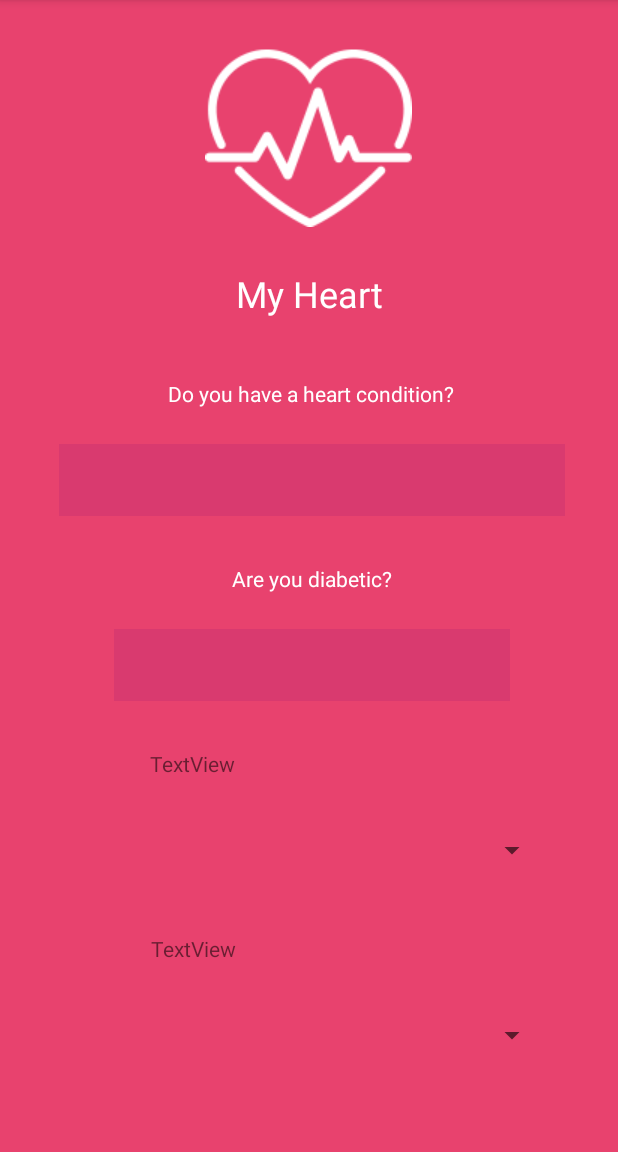
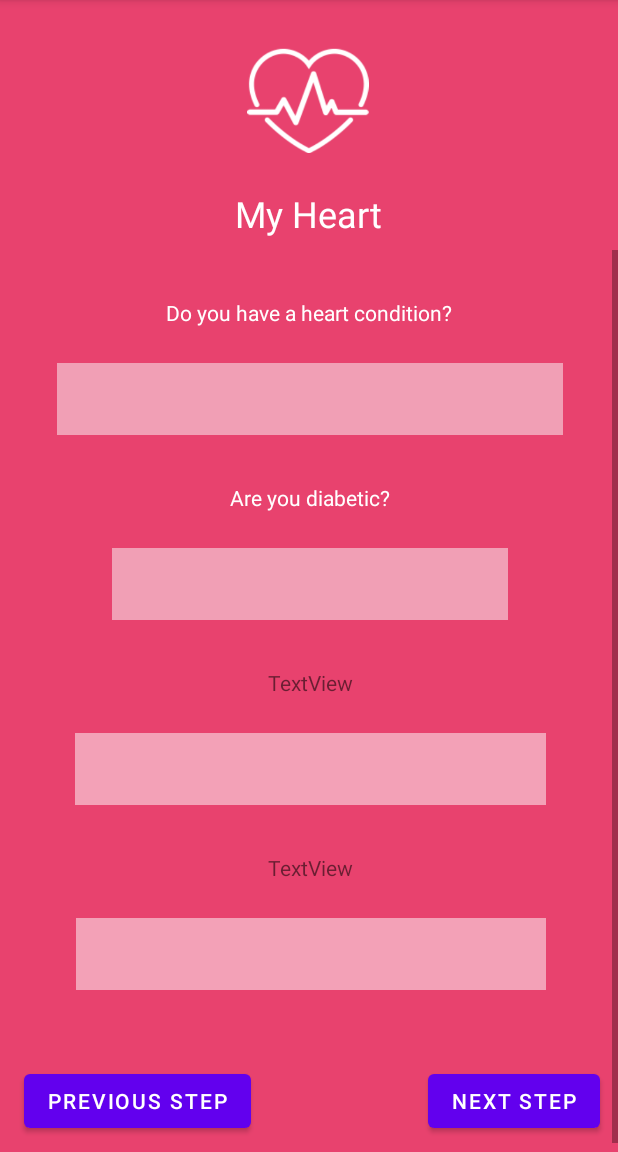
Before and after one commit to hylionx/HealthCheck, an Android app: the MyHeart screen opened directly, with no data from a screen before it, on a phone screen of 412 x 824 dp, the part 84-1236 px from its top. Run offline under Robolectric (Android 15) with nearby library versions, the light colour scheme and no system bars.

Commit message:
Fix Scrollview

```diff
--- a/app/src/main/java/com/example/healthcheck/Person.java
+++ b/app/src/main/java/com/example/healthcheck/Person.java
@@ -5,9 +5,7 @@
 
 public class Person implements Parcelable {
 
-    public Person() {
 
-    }
 
     public enum SexeEnum {
         MALE,
@@ -19,7 +17,9 @@
     private int age;
     private SexeEnum sexe;
 
+    public Person() {
 
+    }
 
     public String getName() {
         return name;
--- a/app/src/main/res/layout/activity_main.xml
+++ b/app/src/main/res/layout/activity_main.xml
@@ -38,8 +38,8 @@
 
     <TextView
         android:id="@+id/textView"
-        android:layout_width="240dp"
-        android:layout_height="89dp"
+        android:layout_width="wrap_content"
+        android:layout_height="wrap_content"
         android:layout_marginTop="76dp"
         android:text="@string/titre_main"
         android:textAlignment="center"
--- a/app/src/main/res/layout/activity_my_heart.xml
+++ b/app/src/main/res/layout/activity_my_heart.xml
@@ -10,9 +10,9 @@
 
     <TextView
         android:id="@+id/titre_mon_coeur"
-        android:layout_width="205dp"
-        android:layout_height="33dp"
-        android:layout_marginTop="28dp"
+        android:layout_width="wrap_content"
+        android:layout_height="wrap_content"
+        android:layout_marginTop="24dp"
         android:text="@string/my_heart"
         android:textAlignment="center"
         android:textColor="#FFFFFF"
@@ -23,8 +23,8 @@
 
     <ImageView
         android:id="@+id/my_heart_img"
-        android:layout_width="wrap_content"
-        android:layout_height="wrap_content"
+        android:layout_width="120dp"
+        android:layout_height="70dp"
         android:layout_marginTop="32dp"
         android:contentDescription="@string/my_heart"
         android:src="@drawable/moncoeur"
@@ -34,13 +34,13 @@
         app:layout_constraintTop_toTopOf="parent" />
 
     <ScrollView
-        android:layout_width="417dp"
-        android:layout_height="757dp"
+        android:layout_width="0dp"
+        android:layout_height="0dp"
         android:layout_marginTop="8dp"
         app:layout_constraintBottom_toBottomOf="parent"
-        app:layout_constraintEnd_toEndOf="@+id/titre_mon_coeur"
+        app:layout_constraintEnd_toEndOf="parent"
         app:layout_constraintHorizontal_bias="0.498"
-        app:layout_constraintStart_toStartOf="@+id/titre_mon_coeur"
+        app:layout_constraintStart_toStartOf="parent"
         app:layout_constraintTop_toBottomOf="@+id/titre_mon_coeur"
         app:layout_constraintVertical_bias="0.0"
         tools:ignore="SpeakableTextPresentCheck">
@@ -67,10 +67,10 @@
                 android:layout_width="337dp"
                 android:layout_height="48dp"
                 android:layout_marginTop="24dp"
-                android:background="#28871176"
+                android:background="#80FFFFFF"
                 android:backgroundTint="#FBFBFB"
                 android:backgroundTintMode="multiply"
-                android:popupBackground="@android:color/black"
+                android:popupBackground="@color/black"
                 android:spinnerMode="dialog"
                 app:layout_constraintEnd_toEndOf="@+id/q1_txt"
                 app:layout_constraintStart_toStartOf="@+id/q1_txt"
@@ -95,7 +95,7 @@
                 android:layout_width="264dp"
                 android:layout_height="48dp"
                 android:layout_marginTop="24dp"
-                android:background="#28871176"
+                android:background="#80FFFFFF"
                 android:backgroundTint="#FBFBFB"
                 android:backgroundTintMode="multiply"
                 android:popupBackground="@android:color/black"
@@ -107,7 +107,7 @@
 
             <TextView
                 android:id="@+id/textView3"
-                android:layout_width="216dp"
+                android:layout_width="wrap_content"
                 android:layout_height="wrap_content"
                 android:layout_marginTop="32dp"
                 android:text="@string/sp_q4"
@@ -121,6 +121,7 @@
                 android:layout_width="314dp"
                 android:layout_height="wrap_content"
                 android:layout_marginTop="24dp"
+                android:background="#80FFFFFF"
                 android:minHeight="48dp"
                 app:layout_constraintEnd_toEndOf="@+id/textView3"
                 app:layout_constraintStart_toStartOf="@+id/textView3"
@@ -129,7 +130,7 @@
 
             <TextView
                 android:id="@+id/textView4"
-                android:layout_width="216dp"
+                android:layout_width="wrap_content"
                 android:layout_height="wrap_content"
                 android:layout_marginTop="32dp"
                 android:text="@string/sp_q3"
@@ -143,6 +144,7 @@
                 android:layout_width="313dp"
                 android:layout_height="48dp"
                 android:layout_marginTop="24dp"
+                android:background="#80FFFFFF"
                 app:layout_constraintEnd_toEndOf="@+id/textView4"
                 app:layout_constraintStart_toStartOf="@+id/textView4"
                 app:layout_constraintTop_toBottomOf="@+id/textView4"
@@ -152,7 +154,7 @@
                 android:id="@+id/btn_suivant"
                 android:layout_width="wrap_content"
                 android:layout_height="wrap_content"
-                android:layout_marginTop="100dp"
+                android:layout_marginTop="50dp"
                 android:layout_marginEnd="12dp"
                 android:layout_marginBottom="16dp"
                 android:text="@string/next_step"
@@ -170,16 +172,6 @@
                 app:layout_constraintTop_toTopOf="@+id/btn_suivant"
                 tools:ignore="TouchTargetSizeCheck" />
 
-            <Button
-                android:id="@+id/button"
-                android:layout_width="wrap_content"
-                android:layout_height="wrap_content"
-                android:layout_marginTop="500dp"
-                android:text="@string/button_suppl"
-                app:layout_constraintEnd_toEndOf="parent"
-                app:layout_constraintStart_toStartOf="parent"
-                app:layout_constraintTop_toBottomOf="@+id/button_pre" />
-
         </androidx.constraintlayout.widget.ConstraintLayout>
     </ScrollView>
 
--- a/app/src/main/res/values/strings.xml
+++ b/app/src/main/res/values/strings.xml
@@ -1,29 +1,35 @@
 <resources>
     <string name="app_name" translatable="false">HealthCheck</string>
+
+    <!-- Main activity> -->
+    <string name="titre_main">How is your heart?</string>
+    <string name="text_main">10 minutes and 8 subjects to discover!</string>
     <string name="your_name">Your name</string>
     <string name="name">Name</string>
     <string name="start_test">START TEST</string>
-    <string name="my_heart">My Heart</string>
-    <!-- Strings used for fragments for navigation
-    <string name="">First Fragment</string>
-    <string name="">Second Fragment</string> -->
 
+    <!-- My Profile activity> -->
+    <string name="my_profile">MY PROFILE</string>
     <string name="you_are">You are</string>
     <string name="woman">Woman</string>
     <string name="man">Man</string>
     <string name="other">Other</string>
     <string name="your_age">Your age</string>
-    <string name="profil_img" translatable="false">Profil_img</string>
+
+    <!-- My Heart activity> -->
+    <string name="my_heart">My Heart</string>
+    <string name="question1">Do you have a heart condition?</string>
+    <string name="question2">Are you diabetic?</string>
+    <string name="sp_q3" translatable="false">TextView</string>
+    <string name="sp_q4" translatable="false">TextView</string>
+
+    <!-- Common -->
     <string name="previous_step">previous step</string>
     <string name="next_step">next step</string>
-    <string name="coeur_img" translatable="false">coeur_img</string>
-    <string name="question1">Do you have a heart condition?</string>
-    <string name="my_profile">MY PROFILE</string>
-    <string name="question2">Are you diabetic?</string>
-    <string name="titre_main">How is your heart?</string>
-    <string name="text_main">10 minutes and 8 subjects to discover!</string>
-    <string name="sp_q3" translatable="false">TextView</string>
-    <string name="sp_q4" translatable="false">TextView</string>
-    <string name="button_suppl" translatable="false">Button</string>
-    <string name="save" translatable="false">Save</string>
+
+
+
+    <!-- Strings used for fragments for navigation
+    <string name="">First Fragment</string>
+    <string name="">Second Fragment</string> -->
 </resources>
```
Also changed, not shown: app/src/main/java/com/example/healthcheck/AutreActivite.java (deleted, +0 -42 lines), app/src/main/res/layout/activity_autre_activite.xml (deleted, +0 -39 lines), app/src/main/res/layout/activity_i_am.xml (+6 -6 lines).
